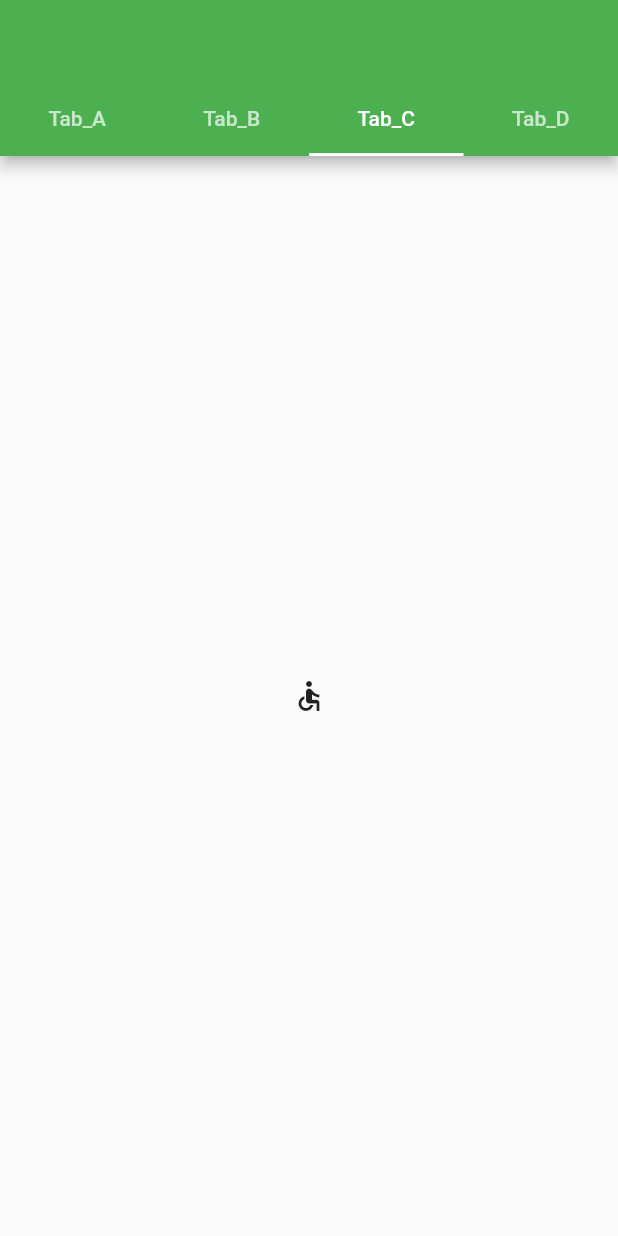
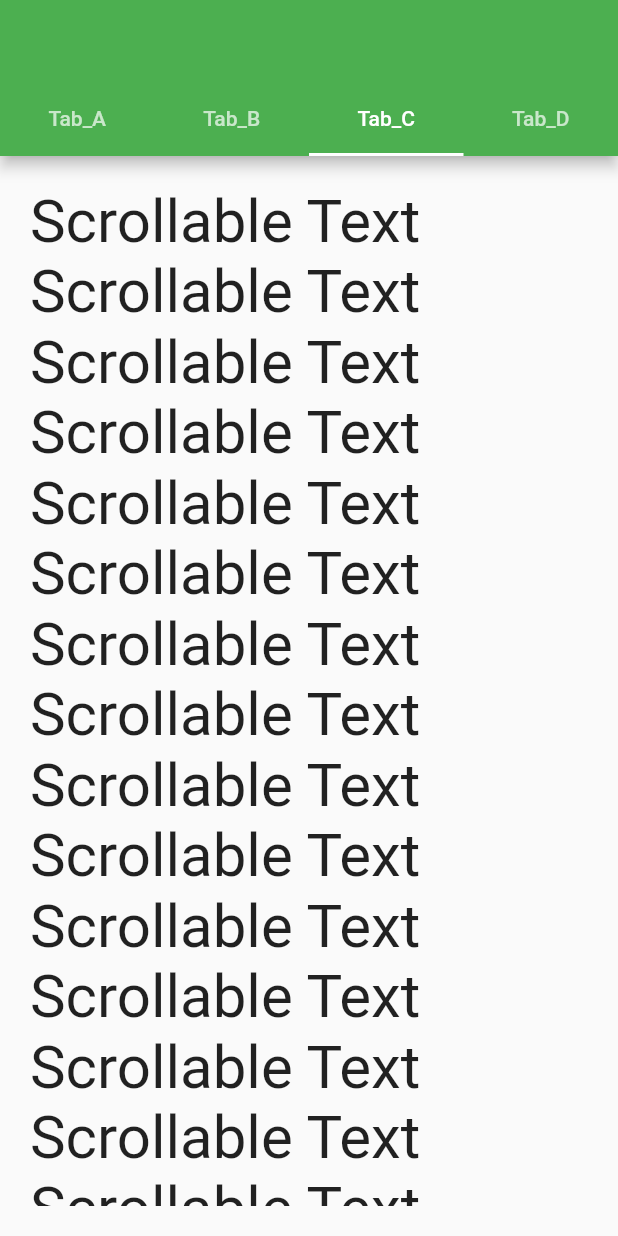
Before and after one commit to ankitshah86/flutter_tabview, a Flutter app: the screen it shows after launch, tab 3 chosen, on a phone screen of 412 x 824 dp. Run offline on Flutter 3.47's test engine with Material 2 defaults, Android fonts, the phone set to English and light mode, and no system bars.

Commit message:
scrollable text added

```diff
--- a/lib/main.dart
+++ b/lib/main.dart
@@ -2,6 +2,7 @@ import 'package:flutter/cupertino.dart';
 import 'package:flutter/material.dart';
 import './surveyTab.dart';
 import './imageTab.dart';
+import './textTab.dart';
 
 void main() {
   runApp(MyApp());
@@ -42,7 +43,7 @@ class MyApp extends StatelessWidget {
             children: [
               SurveyPage(),
               ImageTab(),
-              Icon(Icons.accessible),
+              TextScroll(),
               Icon(Icons.foundation),
             ],
           ),
--- /dev/null
+++ b/lib/textTab.dart
@@ -0,0 +1,35 @@
+import 'package:flutter/cupertino.dart';
+
+class TextScroll extends StatelessWidget {
+  Widget build(BuildContext context) {
+    return new Container(
+      child: new SingleChildScrollView(
+        scrollDirection: Axis.vertical,
+        child: new Text(
+          "Scrollable Text\n" +
+              "Scrollable Text\n" +
+              "Scrollable Text\n" +
+              "Scrollable Text\n" +
+              "Scrollable Text\n" +
+              "Scrollable Text\n" +
+              "Scrollable Text\n" +
+              "Scrollable Text\n" +
+              "Scrollable Text\n" +
+              "Scrollable Text\n" +
+              "Scrollable Text\n" +
+              "Scrollable Text\n" +
+              "Scrollable Text\n" +
+              "Scrollable Text\n" +
+              "Scrollable Text\n" +
+              "Scrollable Text\n" +
+              "Scrollable Text\n" +
+              "Scrollable Text\n",
+          style: new TextStyle(
+            fontSize: 40,
+          ),
+        ),
+      ),
+      padding: EdgeInsets.fromLTRB(20, 20, 20, 20),
+    );
+  }
+}
```
